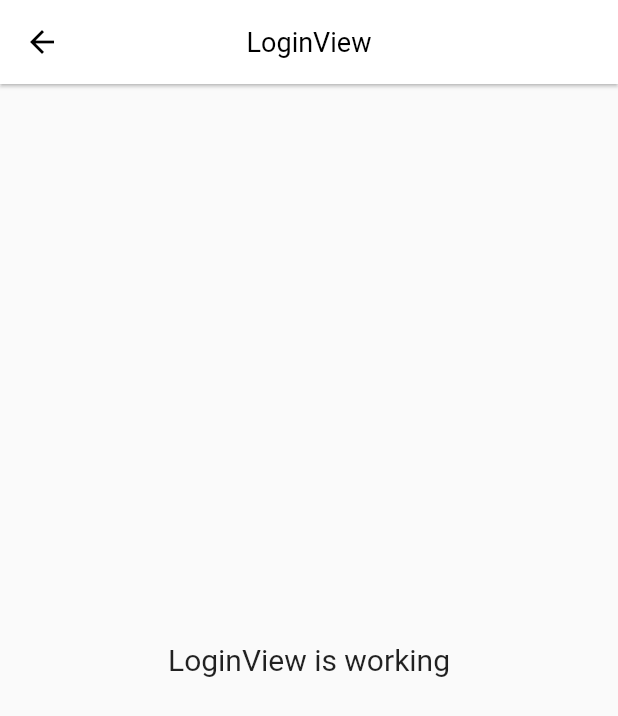
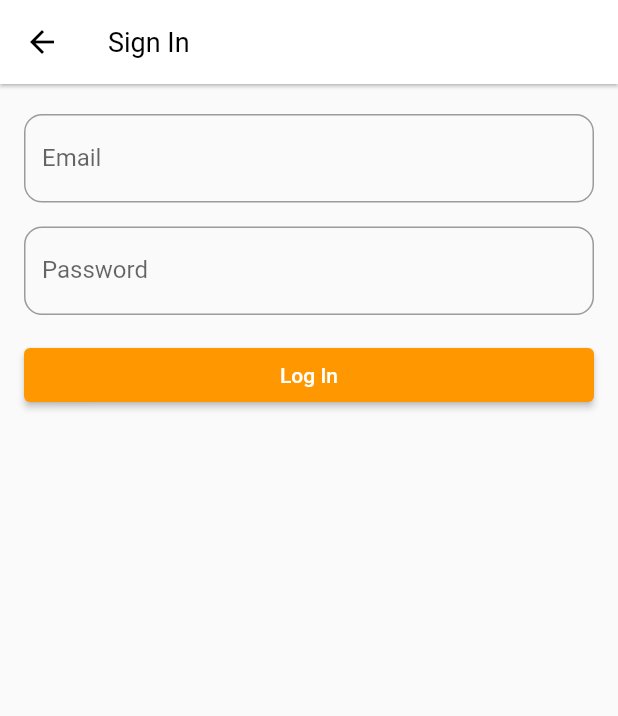
Before and after one commit to gtiger165/getx_supabase_app, a Flutter app: the LoginView screen opened by its route, on a phone screen of 412 x 824 dp. Shown: the top 716 px of the screen. Run offline on Flutter 3.47's test engine with Material 2 defaults, Android fonts, the light colour scheme and no system bars; our stand-ins replace get, supabase_flutter; accounts and stored records are empty.

Commit message:
adding log in feature

```diff
--- a/lib/app/modules/login/controllers/login_controller.dart
+++ b/lib/app/modules/login/controllers/login_controller.dart
@@ -1,9 +1,13 @@
+import 'package:flutter/material.dart';
 import 'package:get/get.dart';
+import 'package:getx_supabase_app/app/constants/supabase_const.dart';
+import 'package:getx_supabase_app/app/routes/app_pages.dart';
 
 class LoginController extends GetxController {
-  //TODO: Implement LoginController
+  var isLoading = false.obs;
+  final emailController = TextEditingController();
+  final passwordController = TextEditingController();
 
-  final count = 0.obs;
   @override
   void onInit() {
     super.onInit();
@@ -15,6 +19,28 @@ class LoginController extends GetxController {
   }
 
   @override
-  void onClose() {}
-  void increment() => count.value++;
+  void onClose() {
+    emailController.dispose();
+    passwordController.dispose();
+  }
+
+  Future<void> _signIn() async {
+    isLoading.value = true;
+
+    final res = await supabase.auth.signIn(
+      email: emailController.text,
+      password: passwordController.text,
+    );
+    final err = res.error;
+    isLoading.value = false;
+
+    if (err != null) {
+      Get.snackbar("Error", "${err.message}");
+      return;
+    }
+
+    Get.offAllNamed(Routes.CHAT);
+  }
+
+  void onLoginCallback() => _signIn();
 }
--- a/lib/app/modules/login/views/login_view.dart
+++ b/lib/app/modules/login/views/login_view.dart
@@ -1,6 +1,8 @@
 import 'package:flutter/material.dart';
 
 import 'package:get/get.dart';
+import 'package:getx_supabase_app/app/constants/widget_const.dart';
+import 'package:getx_supabase_app/app/widgets/textfield_widget.dart';
 
 import '../controllers/login_controller.dart';
 
@@ -8,15 +10,31 @@ class LoginView extends GetView<LoginController> {
   @override
   Widget build(BuildContext context) {
     return Scaffold(
-      appBar: AppBar(
-        title: Text('LoginView'),
-        centerTitle: true,
-      ),
-      body: Center(
-        child: Text(
-          'LoginView is working',
-          style: TextStyle(fontSize: 20),
-        ),
+      appBar: AppBar(title: Text('Sign In')),
+      body: ListView(
+        padding: formPadding,
+        children: [
+          TextFieldWidget(
+            controller: controller.emailController,
+            label: "Email",
+            inputType: TextInputType.emailAddress,
+          ),
+          formSpacer,
+          TextFieldWidget(
+            controller: controller.passwordController,
+            label: "Password",
+            isObscure: true,
+          ),
+          formSpacer,
+          Obx(
+            () => ElevatedButton(
+              onPressed: controller.isLoading.value
+                  ? null
+                  : controller.onLoginCallback,
+              child: const Text('Log In'),
+            ),
+          ),
+        ],
       ),
     );
   }
```
